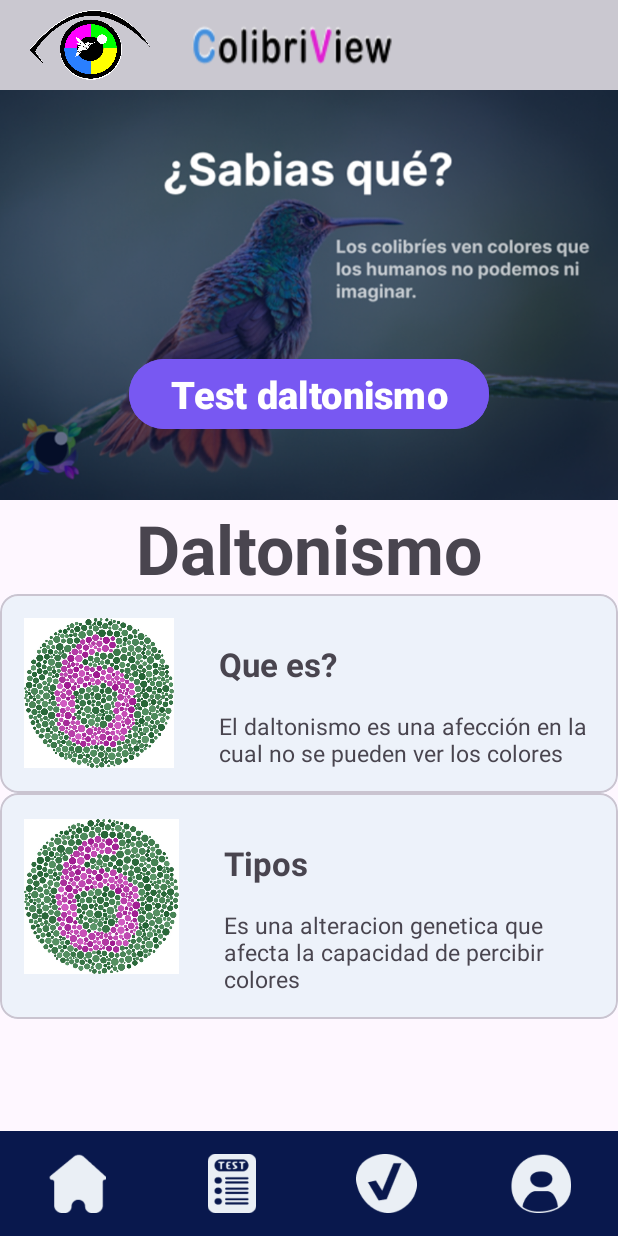
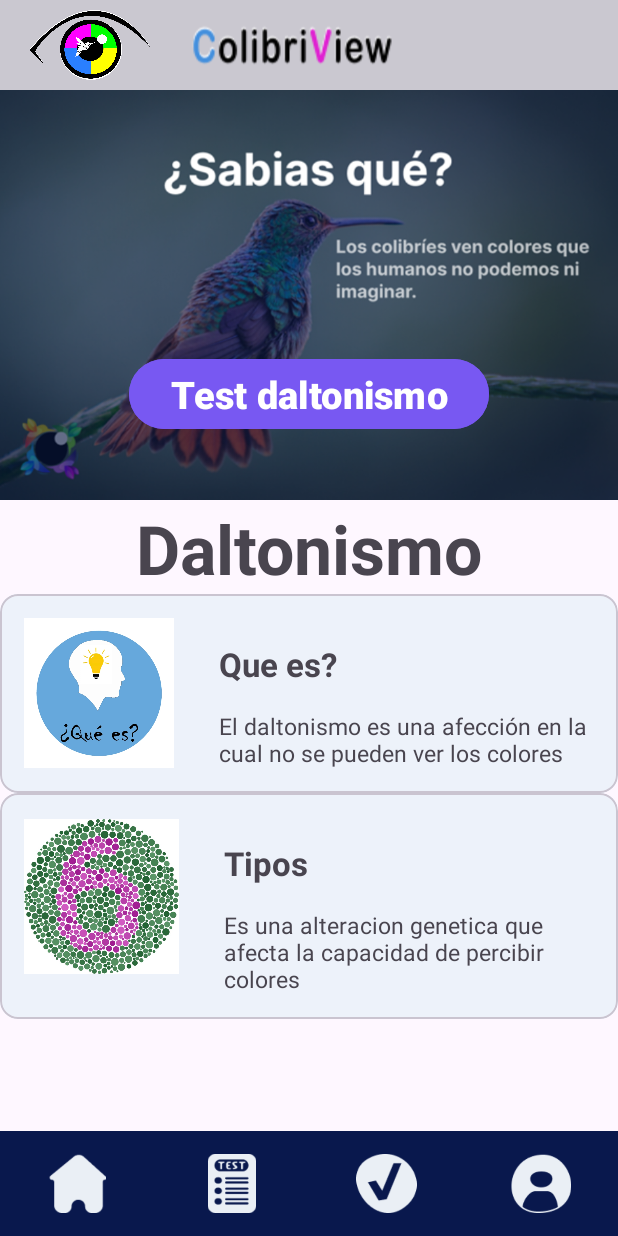
Before and after one commit to AleLV10/ColibriView_Android, an Android app: the Inicio screen opened directly, with no data from a screen before it, on a phone screen of 412 x 824 dp. Run offline under Robolectric (Android 15) with nearby library versions, the phone set to English and light mode, and no system bars.

Commit message:
mis ultimos cambios si no hay internet jajaaj

```diff
--- a/app/src/main/res/layout/activity_inicio.xml
+++ b/app/src/main/res/layout/activity_inicio.xml
@@ -98,7 +98,7 @@
                         android:id="@+id/imgCard2"
                         android:layout_width="100dp"
                         android:layout_height="100dp"
-                        android:src="@drawable/seis"
+                        android:src="@drawable/img_que_es"
                         app:layout_constraintStart_toStartOf="parent"
                         app:layout_constraintTop_toTopOf="parent" />
 
--- a/app/src/main/res/values/strings.xml
+++ b/app/src/main/res/values/strings.xml
@@ -42,7 +42,7 @@
         El daltonismo suele afectar ambos ojos por igual y se mantiene estable a lo largo de toda la vida.\n\n
         Por lo general se nace con daltonismo, pero en algunos casos puede adquirirse más tarde en la vida.
         Un cambio en la manera de ver los colores puede indicar la presencia de un problema más serio. Toda persona que note un cambio
-        en la manera en que percibe los colores debe consultar a un oftalmólogo.
+        en la manera en que percibe los colores debe consultar a un oftalmólogo.\n\n\n\n
     </string>
     <string name="tipos_daltonismo">Tipos</string>
     <string name="descripcion_Tipos">El daltonismo puede presentarse en diferentes modalidades, en función del tipo de pigmentos de los que no se dispongan o que se encuentren alterados.
@@ -76,7 +76,7 @@
         3.2. Tritanomalía\n\n
         El azul no es captado correctamente, siendo fácil que se confunda con otros en función de la frecuencia de onda que se capte. El rojo y el verde son captados normalmente.\n\n
         3.3. Deuteranomalía\n\n
-        La anomalía se encuentra en este caso en el pigmento verde, que no puede percibirse por completo.
+        La anomalía se encuentra en este caso en el pigmento verde, que no puede percibirse por completo.\n\n\n\n
 
     </string>
 </resources>
```
Also changed, not shown: app/src/main/res/drawable/img_que_es.jpeg (added).
